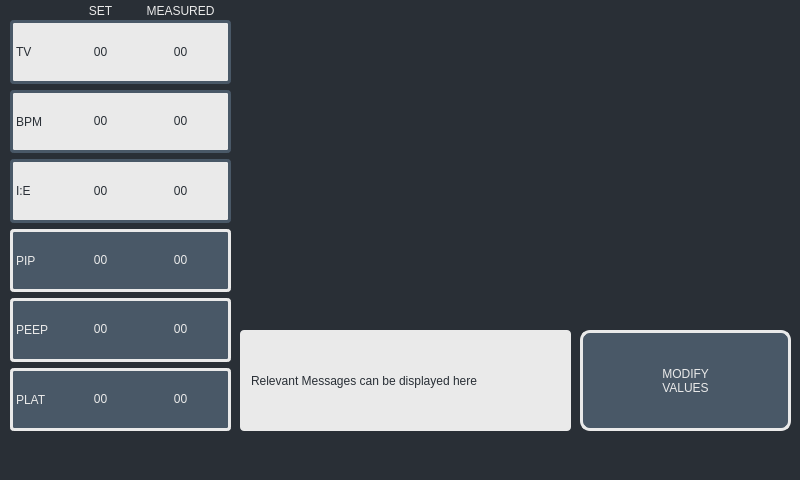
Qt form software/control_system/gui/main_window.ui (VentCU/bbwtb) before a commit.
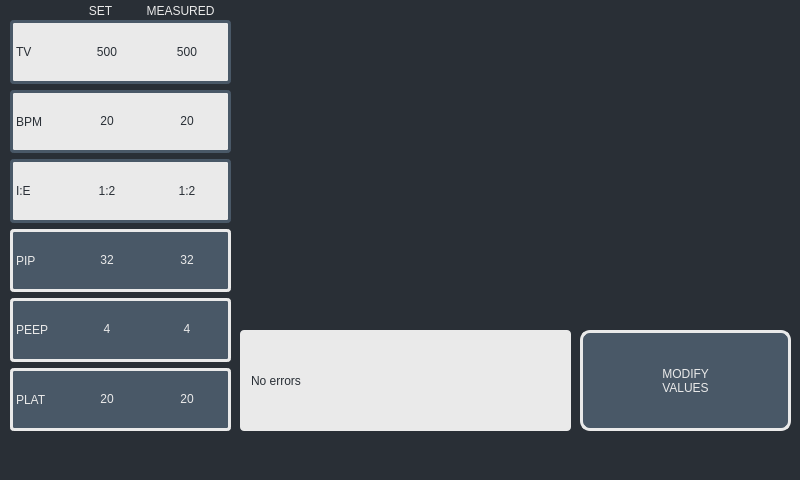
The same form after that commit. Custom widgets are drawn as their Qt base class.

Commit message: Changed font size for readout

```diff
--- a/software/control_system/gui/main_window.ui
+++ b/software/control_system/gui/main_window.ui
@@ -120,7 +120,7 @@
 border-radius: 4px;</string>
     </property>
     <property name="text">
-     <string>Relevant Messages can be displayed here</string>
+     <string>No errors</string>
     </property>
    </widget>
    <widget class="QWidget" name="layoutWidget">
@@ -233,7 +233,7 @@
      <rect>
       <x>70</x>
       <y>20</y>
-      <width>61</width>
+      <width>74</width>
       <height>410</height>
      </rect>
     </property>
@@ -247,7 +247,7 @@
 font: 32pt &quot;Nimbus sans L&quot;;</string>
        </property>
        <property name="text">
-        <string>00</string>
+        <string>500</string>
        </property>
        <property name="alignment">
         <set>Qt::AlignCenter</set>
@@ -263,7 +263,7 @@
 font: 32pt &quot;Nimbus sans L&quot;;</string>
        </property>
        <property name="text">
-        <string>00</string>
+        <string>20</string>
        </property>
        <property name="alignment">
         <set>Qt::AlignCenter</set>
@@ -279,7 +279,7 @@
 font: 32pt &quot;Nimbus sans L&quot;;</string>
        </property>
        <property name="text">
-        <string>00</string>
+        <string>1:2</string>
        </property>
        <property name="alignment">
         <set>Qt::AlignCenter</set>
@@ -295,7 +295,7 @@
 font: 32pt &quot;Nimbus sans L&quot;;</string>
        </property>
        <property name="text">
-        <string>00</string>
+        <string>32</string>
        </property>
        <property name="alignment">
         <set>Qt::AlignCenter</set>
@@ -311,7 +311,7 @@
 font: 32pt &quot;Nimbus sans L&quot;;</string>
        </property>
        <property name="text">
-        <string>00</string>
+        <string>4</string>
        </property>
        <property name="alignment">
         <set>Qt::AlignCenter</set>
@@ -327,7 +327,7 @@
 font: 32pt &quot;Nimbus sans L&quot;;</string>
        </property>
        <property name="text">
-        <string>00</string>
+        <string>20</string>
        </property>
        <property name="alignment">
         <set>Qt::AlignCenter</set>
@@ -341,7 +341,7 @@
      <rect>
       <x>150</x>
       <y>20</y>
-      <width>61</width>
+      <width>74</width>
       <height>410</height>
      </rect>
     </property>
@@ -355,7 +355,7 @@
 font: 32pt &quot;Nimbus sans L&quot;;</string>
        </property>
        <property name="text">
-        <string>00</string>
+        <string>500</string>
        </property>
        <property name="alignment">
         <set>Qt::AlignCenter</set>
@@ -371,7 +371,7 @@
 font: 32pt &quot;Nimbus sans L&quot;;</string>
        </property>
        <property name="text">
-        <string>00</string>
+        <string>20</string>
        </property>
        <property name="alignment">
         <set>Qt::AlignCenter</set>
@@ -387,7 +387,7 @@
 font: 32pt &quot;Nimbus sans L&quot;;</string>
        </property>
        <property name="text">
-        <string>00</string>
+        <string>1:2</string>
        </property>
        <property name="alignment">
         <set>Qt::AlignCenter</set>
@@ -403,7 +403,7 @@
 font: 32pt &quot;Nimbus sans L&quot;;</string>
        </property>
        <property name="text">
-        <string>00</string>
+        <string>32</string>
        </property>
        <property name="alignment">
         <set>Qt::AlignCenter</set>
@@ -419,7 +419,7 @@
 font: 32pt &quot;Nimbus sans L&quot;;</string>
        </property>
        <property name="text">
-        <string>00</string>
+        <string>4</string>
        </property>
        <property name="alignment">
         <set>Qt::AlignCenter</set>
@@ -435,7 +435,7 @@
 font: 32pt &quot;Nimbus sans L&quot;;</string>
        </property>
        <property name="text">
-        <string>00</string>
+        <string>20</string>
        </property>
        <property name="alignment">
         <set>Qt::AlignCenter</set>
```
Left out of the diff: 24 changed lines with no effect on the pictures.
